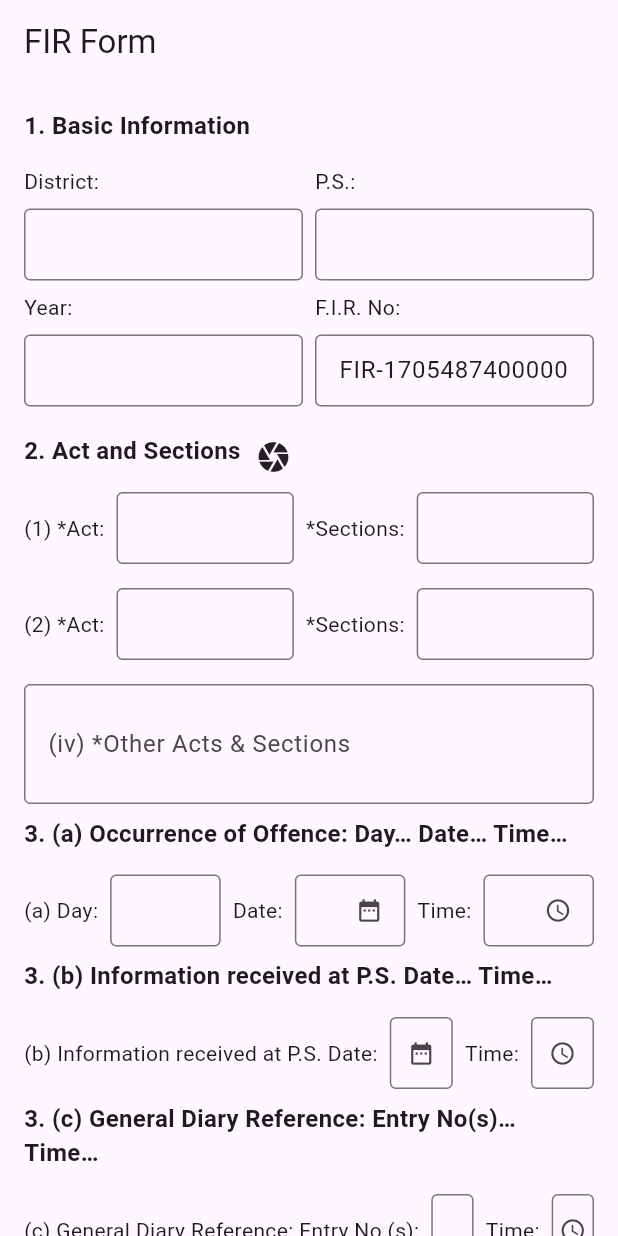
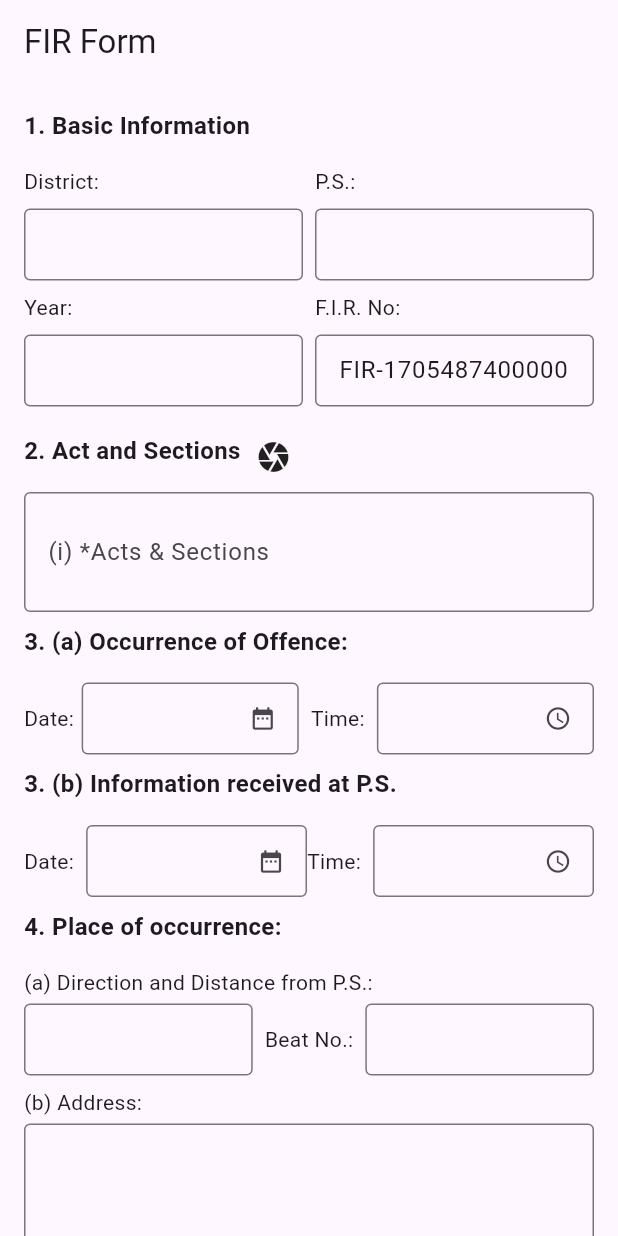
Before and after one commit to codecompiler69/RJPOLICE_HACK_220_MUJWarriors_4, a Flutter app: the screen it shows after launch, on a phone screen of 412 x 824 dp. Run offline on Flutter 3.47's test engine with Material 3 defaults, Android fonts, the phone set to English and light mode, and no system bars; our stand-ins replace image_picker.

Commit message:
auto completion

```diff
--- a/app/lib/fir_new.dart
+++ b/app/lib/fir_new.dart
@@ -14,12 +14,7 @@ class FIRForm extends StatefulWidget {
 }
 
 class _FIRFormState extends State<FIRForm> {
-  final TextEditingController actController1 = TextEditingController();
-  final TextEditingController sectionsController1 = TextEditingController();
-  final TextEditingController actController2 = TextEditingController();
-  final TextEditingController sectionsController2 = TextEditingController();
-  final TextEditingController otherActsSectionsController =
-      TextEditingController();
+  final TextEditingController sectionsController = TextEditingController();
   final TextEditingController occurrenceDayController = TextEditingController();
   final TextEditingController occurrenceDateController =
       TextEditingController();
@@ -70,7 +65,7 @@ class _FIRFormState extends State<FIRForm> {
 
     // Generate FIR number automatically (you may customize this logic)
     firNumberController.text = 'FIR-${DateTime.now().millisecondsSinceEpoch}';
-    otherActsSectionsController.text = widget.ipcSections;
+    sectionsController.text = widget.ipcSections;
   }
 
   @override
@@ -78,6 +73,7 @@ class _FIRFormState extends State<FIRForm> {
     return Scaffold(
       appBar: AppBar(
         title: const Text('FIR Form'),
+
       ),
       body: SingleChildScrollView(
         child: Padding(
@@ -106,28 +102,25 @@ class _FIRFormState extends State<FIRForm> {
                       child: const Icon(Icons.camera))
                 ],
               ),
-              _buildActAndSections(1, actController1, sectionsController1),
-              _buildActAndSections(2, actController2, sectionsController2),
-              _buildOtherActsAndSections(otherActsSectionsController),
-              _buildTitle("3. (a) Occurrence of Offence: Day… Date… Time…"),
+              _buildSections(sectionsController),
+              _buildTitle("3. (a) Occurrence of Offence:"),
               _buildOccurrenceOfOffence(),
-              _buildTitle("3. (b) Information received at P.S. Date… Time…"),
+              _buildTitle("3. (b) Information received at P.S."),
               _buildInformationReceivedAtPS(),
-              _buildTitle("3. (c) General Diary Reference: Entry No(s)… Time…"),
-              _buildGeneralDiaryReference(),
-              _buildTitle("4. Type of information: *Written / Oral"),
-              _buildTitle("5. Place of occurrence:"),
+              // _buildTitle("3. (c) General Diary Reference: Entry No(s)… Time…"),
+              // _buildGeneralDiaryReference(),
+              // _buildTitle("4. Type of information: *Written / Oral"),
+              _buildTitle("4. Place of occurrence:"),
               _buildPlaceOfOccurrence(),
-              _buildTitle("6. Complainant / information:"),
+              _buildTitle("5. Complainant / information:"),
               _buildComplainantInformation(),
               _buildTitle(
-                  "7. Details of known / suspected / unknown / accused with full particulars:"),
+                  "6. Details of known / suspected / unknown / accused with full particulars:"),
               _buildDetailsOfAccused(),
-              _buildTitle(
-                  "8. Reasons for delay in reporting by the complainant / Informant"),
-              _buildReasonsForDelay(),
-              _buildTitle("9. Particulars of properties stolen / involved:"),
-              _buildPropertiesStolen(),
+              _buildTitle("7. Description of Crime in detail"),
+              _buildDescriptionofCrime(),
+              // _buildTitle("8. Particulars of properties stolen / involved:"),
+              // _buildPropertiesStolen(),
             ],
           ),
         ),
@@ -199,51 +192,14 @@ class _FIRFormState extends State<FIRForm> {
     );
   }
 
-  Widget _buildActAndSections(
-    int index,
-    TextEditingController actController,
-    TextEditingController sectionsController,
-  ) {
-    return Padding(
-      padding: const EdgeInsets.symmetric(vertical: 8.0),
-      child: Row(
-        children: [
-          Text("(${index}) *Act:"),
-          const SizedBox(width: 8.0),
-          Expanded(
-            child: TextField(
-              controller: actController,
-              decoration: const InputDecoration(
-                border: OutlineInputBorder(),
-                isDense: true,
-              ),
-            ),
-          ),
-          const SizedBox(width: 8.0),
-          const Text("*Sections:"),
-          const SizedBox(width: 8.0),
-          Expanded(
-            child: TextField(
-              controller: sectionsController,
-              decoration: const InputDecoration(
-                border: OutlineInputBorder(),
-                isDense: true,
-              ),
-            ),
-          ),
-        ],
-      ),
-    );
-  }
-
-  Widget _buildOtherActsAndSections(TextEditingController controller) {
+  Widget _buildSections(TextEditingController controller) {
     return Padding(
       padding: const EdgeInsets.symmetric(vertical: 8.0),
       child: TextField(
         controller: controller,
         maxLines: 2,
         decoration: const InputDecoration(
-          labelText: "(iv) *Other Acts & Sections",
+          labelText: "(i) *Acts & Sections",
           border: OutlineInputBorder(),
         ),
       ),
@@ -255,20 +211,8 @@ class _FIRFormState extends State<FIRForm> {
       padding: const EdgeInsets.symmetric(vertical: 8.0),
       child: Row(
         children: [
-          const Text("(a) Day:"),
-          const SizedBox(width: 8.0),
-          Expanded(
-            child: TextField(
-              controller: occurrenceDayController,
-              decoration: const InputDecoration(
-                border: OutlineInputBorder(),
-                isDense: true,
-              ),
-            ),
-          ),
-          const SizedBox(width: 8.0),
           const Text("Date:"),
-          const SizedBox(width: 8.0),
+          const SizedBox(width: 5.0),
           Expanded(
             child: GestureDetector(
               onTap: () async {
@@ -338,7 +282,7 @@ class _FIRFormState extends State<FIRForm> {
       padding: const EdgeInsets.symmetric(vertical: 8.0),
       child: Row(
         children: [
-          const Text("(b) Information received at P.S. Date:"),
+          const Text("Date:"),
           const SizedBox(width: 8.0),
           Expanded(
             child: GestureDetector(
@@ -368,7 +312,7 @@ class _FIRFormState extends State<FIRForm> {
               ),
             ),
           ),
-          const SizedBox(width: 8.0),
+          const SizedBox(height: 8.0),
           const Text("Time:"),
           const SizedBox(width: 8.0),
           Expanded(
@@ -614,7 +558,7 @@ class _FIRFormState extends State<FIRForm> {
     );
   }
 
-  Widget _buildReasonsForDelay() {
+  Widget _buildDescriptionofCrime() {
     return Padding(
       padding: const EdgeInsets.symmetric(vertical: 8.0),
       child: TextField(
@@ -622,8 +566,7 @@ class _FIRFormState extends State<FIRForm> {
         maxLines: 3,
         decoration: const InputDecoration(
           border: OutlineInputBorder(),
-          labelText:
-              "Reasons for delay in reporting by the complainant / Informant",
+          labelText: "Description of Crime in detail",
         ),
       ),
     );
@@ -645,11 +588,7 @@ class _FIRFormState extends State<FIRForm> {
 
   @override
   void dispose() {
-    actController1.dispose();
-    sectionsController1.dispose();
-    actController2.dispose();
-    sectionsController2.dispose();
-    otherActsSectionsController.dispose();
+    sectionsController.dispose();
     occurrenceDayController.dispose();
     occurrenceDateController.dispose();
     occurrenceTimeController.dispose();
--- a/app/pubspec.yaml
+++ b/app/pubspec.yaml
@@ -64,9 +64,8 @@ flutter:
   uses-material-design: true
 
   # To add assets to your application, add an assets section, like this:
-  # assets:
-  #   - images/a_dot_burr.jpeg
-  #   - images/a_dot_ham.jpeg
+  assets:
+    - assets/rj_police_logo.jpg
 
   # An image asset can refer to one or more resolution-specific "variants", see
   # https://flutter.dev/assets-and-images/#resolution-aware
```
Also changed, not shown: app/lib/new_ocr_screen.dart (deleted, +0 -224 lines), app/lib/ocr.dart (+7 -1 lines), app/lib/ocr_screen.dart (deleted, +0 -188 lines), app/assets/rj_police_logo.jpg (added).
